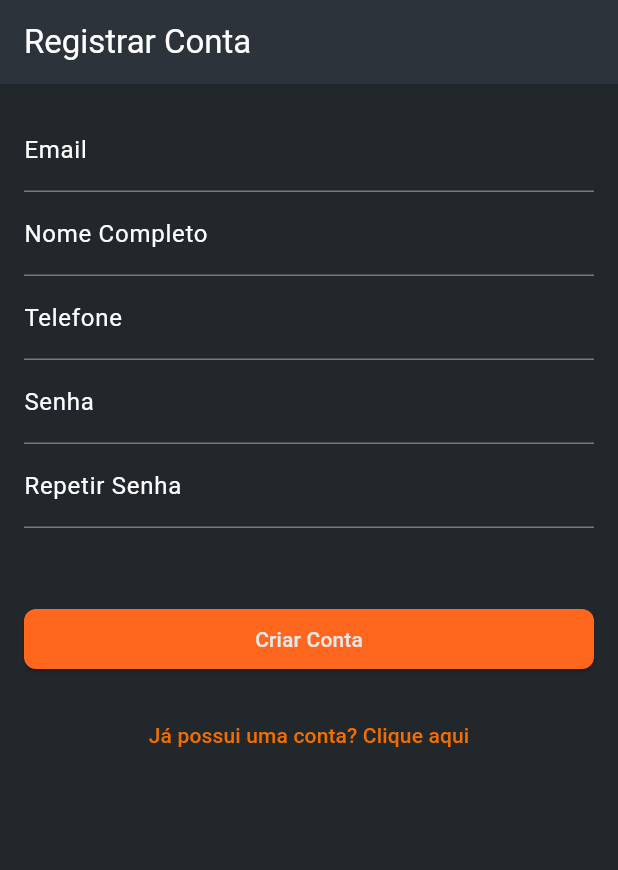
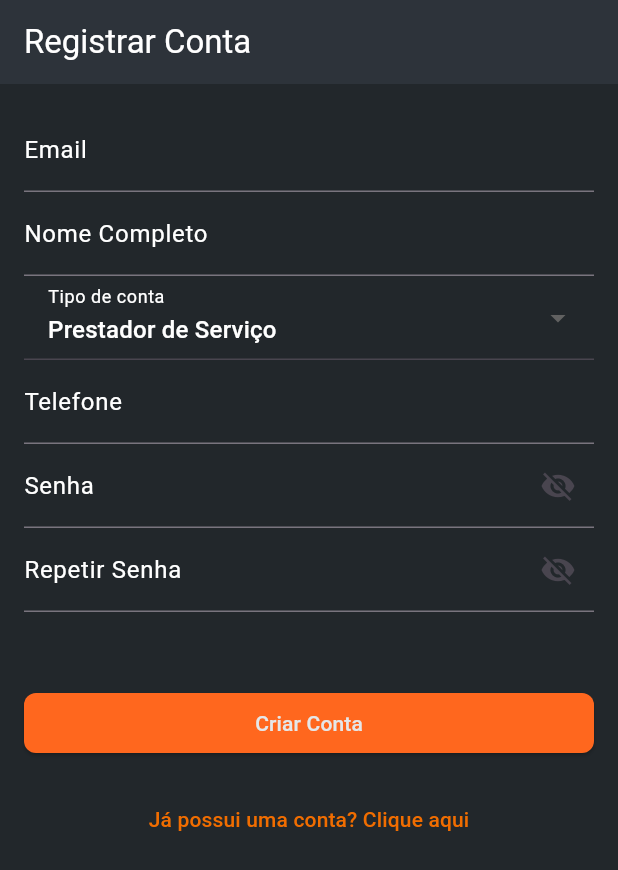
Before and after one commit to Dom-Luiz-III/agenclean_project, a Flutter app: the RegisterPage screen opened directly, on a phone screen of 412 x 824 dp. Shown: the top 870 px of the screen. Run offline on Flutter 3.47's test engine with Material 3 defaults, Android fonts, the light colour scheme and no system bars; our stand-ins replace cloud_firestore, firebase_auth, firebase_core, salomon_bottom_bar; accounts and stored records are empty; network calls fail.

Commit message:
fix(register_screen): try catch exception

```diff
--- a/lib/pages/home_page.dart
+++ b/lib/pages/home_page.dart
@@ -60,13 +60,14 @@ class _HomePageState extends State<HomePage> {
 
   // Display all users except the current user
   if (_auth.currentUser!.email != data['email']) {
+    final nome = data['fullName'] ?? ''; // Verificação para evitar valor nulo
     return Card(
       elevation: 2.0,
       margin: const EdgeInsets.symmetric(horizontal: 10.0, vertical: 6.0),
       child: ListTile(
         contentPadding: const EdgeInsets.symmetric(horizontal: 20.0, vertical: 10.0),
         title: Text(
-          data['email'],
+          nome,
           style: const TextStyle(fontSize: 18.0, fontWeight: FontWeight.bold),
         ),
         onTap: () {
--- a/lib/screens/register_screen.dart
+++ b/lib/screens/register_screen.dart
@@ -5,17 +5,43 @@ import 'package:agenclean_project/constants.dart';
 
 import '/screens/login_screen.dart';
 
-class RegisterPage extends StatelessWidget {
+class RegisterPage extends StatefulWidget {
+  @override
+  _RegisterPageState createState() => _RegisterPageState();
+}
+
+class _RegisterPageState extends State<RegisterPage> {
   final TextEditingController fullNameController = TextEditingController();
   final TextEditingController phoneController = TextEditingController();
   final TextEditingController emailController = TextEditingController();
   final TextEditingController passwordController = TextEditingController();
   final TextEditingController confirmPasswordController =
       TextEditingController();
+  String selectedAccountType = 'Prestador de Serviço'; // Default value
+  bool _isPasswordVisible = false;
 
-  RegisterPage({Key? key});
+  void _registerUser(BuildContext context) async {
+    // Verifica se os campos obrigatórios estão vazios
+    if (emailController.text.isEmpty ||
+        passwordController.text.isEmpty ||
+        confirmPasswordController.text.isEmpty) {
+      showDialog(
+        context: context,
+        builder: (context) => AlertDialog(
+          title: const Text('Erro'),
+          content:
+              const Text('Por favor, preencha todos os campos obrigatórios.'),
+          actions: [
+            TextButton(
+              onPressed: () => Navigator.pop(context),
+              child: const Text('OK'),
+            ),
+          ],
+        ),
+      );
+      return;
+    }
 
-  Future<void> _registerUser(BuildContext context) async {
     try {
       if (passwordController.text != confirmPasswordController.text) {
         // Senhas não coincidem, exiba uma mensagem de erro
@@ -44,10 +70,7 @@ class RegisterPage extends StatelessWidget {
       if (userCredential.user != null) {
         String uid = userCredential.user!.uid;
         // Salve as informações adicionais no Firestore
-        await FirebaseFirestore.instance
-            .collection('users')
-            .doc(uid)
-            .set({
+        await FirebaseFirestore.instance.collection('users').doc(uid).set({
           'uid': uid,
           'email': emailController.text,
           'fullName': fullNameController.text,
@@ -75,14 +98,14 @@ class RegisterPage extends StatelessWidget {
     } on FirebaseAuthException catch (e) {
       print('Error: $e');
 
-      // Verifica se o erro é relacionado a um email já existente
       if (e.code == 'email-already-in-use') {
+        // ignore: use_build_context_synchronously
         showDialog(
           context: context,
           builder: (context) => AlertDialog(
             title: const Text('Erro'),
-            content:
-                const Text('Este email já está registrado. Por favor, use outro.'),
+            content: const Text(
+                'Este email já está registrado. Por favor, use outro.'),
             actions: [
               TextButton(
                 onPressed: () => Navigator.pop(context),
@@ -128,6 +151,31 @@ class RegisterPage extends StatelessWidget {
               labelStyle: TextStyle(color: Colors.white),
             ),
           ),
+          DropdownButtonFormField<String>(
+            value: selectedAccountType,
+            onChanged: (newValue) {
+              setState(() {
+                selectedAccountType = newValue!;
+              });
+            },
+            items: <String>['Prestador de Serviço', 'Contrante']
+                .map<DropdownMenuItem<String>>((String value) {
+              return DropdownMenuItem<String>(
+                value: value,
+                child: Text(
+                  value,
+                  style: const TextStyle(color: Colors.white),
+                ),
+              );
+            }).toList(),
+            decoration: InputDecoration(
+              labelText: 'Tipo de conta',
+              labelStyle: TextStyle(color: Colors.white),
+              filled: true,
+              fillColor: cordeFundo1,
+            ),
+            dropdownColor: cordeFundo1,
+          ),
           TextField(
             controller: phoneController,
             style: const TextStyle(color: Colors.white),
@@ -140,19 +188,41 @@ class RegisterPage extends StatelessWidget {
             controller: passwordController,
             style: const TextStyle(
                 color: Colors.white), // Defina a cor do texto para branco
-            decoration: const InputDecoration(
+            decoration: InputDecoration(
                 labelText: 'Senha',
                 labelStyle: TextStyle(color: Colors.white),
+                suffixIcon: IconButton(
+                  icon: Icon(
+                    _isPasswordVisible
+                        ? Icons.visibility
+                        : Icons.visibility_off,
                   ),
+                  onPressed: () {
+                    setState(() {
+                      _isPasswordVisible = !_isPasswordVisible;
+                    });
+                  },
+                )),
             obscureText: true,
           ),
           TextField(
             controller: confirmPasswordController,
             style: const TextStyle(color: Colors.white),
-            decoration: const InputDecoration(
+            decoration: InputDecoration(
                 labelText: 'Repetir Senha',
                 labelStyle: TextStyle(color: Colors.white),
+                suffixIcon: IconButton(
+                  icon: Icon(
+                    _isPasswordVisible
+                        ? Icons.visibility
+                        : Icons.visibility_off,
                   ),
+                  onPressed: () {
+                    setState(() {
+                      _isPasswordVisible = !_isPasswordVisible;
+                    });
+                  },
+                )),
             obscureText: true,
           ),
           const SizedBox(height: 50.0),
```
Lines whose indentation alone changed are shown as unchanged.
